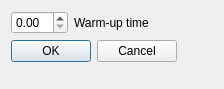
First picture: the form in GUI3/MMS_Control/startdialog.ui, repository casper2002casper/MSS, before the edit.
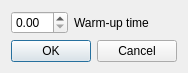
Second picture: the form after the edit.

What changed in the file:
```diff
--- a/GUI3/MMS_Control/startdialog.ui
+++ b/GUI3/MMS_Control/startdialog.ui
@@ -14,6 +14,9 @@
    <string>Dialog</string>
   </property>
   <layout class="QFormLayout" name="formLayout">
+   <property name="sizeConstraint">
+    <enum>QLayout::SetFixedSize</enum>
+   </property>
    <item row="0" column="0">
     <layout class="QHBoxLayout" name="horizontalLayout">
      <item>
```
Left out of the diff: 2 changed lines with no effect on the pictures.
